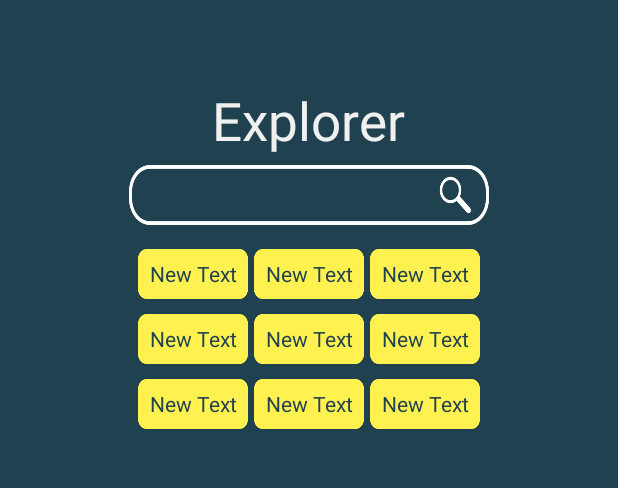
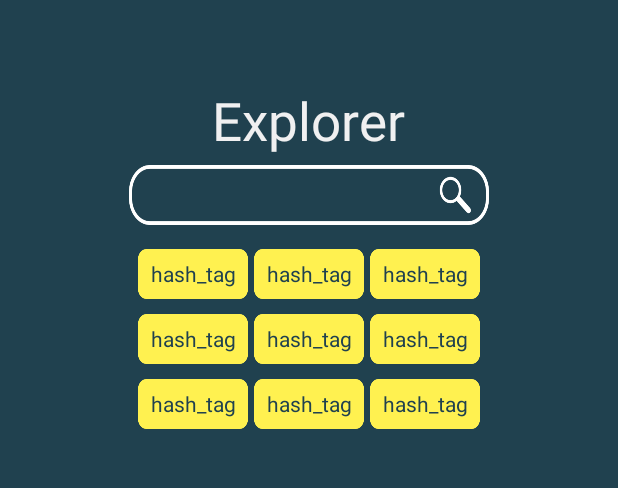
Before and after one commit to avihay123/Veez, an Android app: the ExplorerActivity screen opened directly, with no data from a screen before it, on a phone screen of 412 x 824 dp, the part 154-642 px from its top. Run offline under Robolectric (Android 15) with nearby library versions, the phone set to English and light mode, and no system bars.

Commit message:
commit - update strings.xml

```diff
--- a/app/src/main/res/layout-land/activity_explorer.xml
+++ b/app/src/main/res/layout-land/activity_explorer.xml
@@ -67,7 +67,7 @@
                 android:layout_height="wrap_content"
                 android:textSize="30sp"
                 android:textColor="#f0f0f1"
-                android:text="Explorer"/>
+                android:text="@string/explorer"/>
 
             <EditText
                 android:layout_width="240dp"
@@ -86,7 +86,7 @@
                 <TextView
                     android:layout_width="73dp"
                     android:layout_height="33dp"
-                    android:text="New Text"
+                    android:text="@string/hash_tag"
                     android:textColor="#20414f"
                     android:gravity="center"
                     android:background="@drawable/hashtag"
@@ -97,7 +97,7 @@
                 <TextView
                     android:layout_width="73dp"
                     android:layout_height="33dp"
-                    android:text="New Text"
+                    android:text="@string/hash_tag"
                     android:textColor="#20414f"
                     android:gravity="center"
                     android:background="@drawable/hashtag"
@@ -108,7 +108,7 @@
                 <TextView
                     android:layout_width="73dp"
                     android:layout_height="33dp"
-                    android:text="New Text"
+                    android:text="@string/hash_tag"
                     android:textColor="#20414f"
                     android:gravity="center"
                     android:background="@drawable/hashtag"
@@ -127,7 +127,7 @@
                 <TextView
                     android:layout_width="73dp"
                     android:layout_height="33dp"
-                    android:text="New Text"
+                    android:text="@string/hash_tag"
                     android:textColor="#20414f"
                     android:gravity="center"
                     android:background="@drawable/hashtag"
@@ -138,7 +138,7 @@
                 <TextView
                     android:layout_width="73dp"
                     android:layout_height="33dp"
-                    android:text="New Text"
+                    android:text="@string/hash_tag"
                     android:textColor="#20414f"
                     android:gravity="center"
                     android:background="@drawable/hashtag"
@@ -149,7 +149,7 @@
                 <TextView
                     android:layout_width="73dp"
                     android:layout_height="33dp"
-                    android:text="New Text"
+                    android:text="@string/hash_tag"
                     android:textColor="#20414f"
                     android:gravity="center"
                     android:background="@drawable/hashtag"
@@ -169,7 +169,7 @@
                 <TextView
                     android:layout_width="73dp"
                     android:layout_height="33dp"
-                    android:text="New Text"
+                    android:text="@string/hash_tag"
                     android:textColor="#20414f"
                     android:gravity="center"
                     android:background="@drawable/hashtag"
@@ -180,7 +180,7 @@
                 <TextView
                     android:layout_width="73dp"
                     android:layout_height="33dp"
-                    android:text="New Text"
+                    android:text="@string/hash_tag"
                     android:textColor="#20414f"
                     android:gravity="center"
                     android:background="@drawable/hashtag"
@@ -191,7 +191,7 @@
                 <TextView
                     android:layout_width="73dp"
                     android:layout_height="33dp"
-                    android:text="New Text"
+                    android:text="@string/hash_tag"
                     android:textColor="#20414f"
                     android:gravity="center"
                     android:background="@drawable/hashtag"
--- a/app/src/main/res/layout-land/list_view_element.xml
+++ b/app/src/main/res/layout-land/list_view_element.xml
@@ -15,7 +15,7 @@
         android:fontFamily="Myriad Hebrew"
         android:textColor="#1c3547"
         android:textSize="30sp"
-        android:text=" item name"
+        android:text="@string/item_name"
         android:layout_marginLeft="10dp"
         android:layout_marginRight="10dp"
         android:layout_marginTop="10dp"
--- a/app/src/main/res/layout-land/list_view_explorer.xml
+++ b/app/src/main/res/layout-land/list_view_explorer.xml
@@ -3,7 +3,7 @@
     android:orientation="horizontal"
     android:layout_width="match_parent"
     android:layout_height="wrap_content"
-    android:background="@drawable/line">
+    android:background="@drawable/line_small">
 
     <TextView
         android:layout_width="wrap_content"
@@ -11,7 +11,7 @@
         android:id="@+id/tv_num_likes"
         android:background="@drawable/likes"
         android:layout_weight="0"
-        android:text="0"
+        android:text="@string/zero"
         android:textColor="#ffffff"
         android:textSize="25sp"
         android:layout_gravity="center"
@@ -26,7 +26,7 @@
             android:id="@+id/tv_list_name"
             android:textColor="#272c3b"
             android:textSize="35sp"
-            android:text="List Name"
+            android:text="@string/list_name"
             android:layout_marginLeft="20dp"
             android:layout_gravity="center"
             android:gravity="center"/>
--- a/app/src/main/res/layout/activity_explorer.xml
+++ b/app/src/main/res/layout/activity_explorer.xml
@@ -68,7 +68,7 @@
             android:textSize="35sp"
             android:textColor="#f0f0f1"
             android:layout_marginTop="5dp"
-            android:text="Explorer"/>
+            android:text="@string/explorer"/>
 
         <EditText
             android:layout_width="240dp"
@@ -89,7 +89,7 @@
             <TextView
                 android:layout_width="73dp"
                 android:layout_height="33dp"
-                android:text="New Text"
+                android:text="@string/hash_tag"
                 android:textColor="#20414f"
                 android:gravity="center"
                 android:background="@drawable/hashtag"
@@ -100,7 +100,7 @@
             <TextView
                 android:layout_width="73dp"
                 android:layout_height="33dp"
-                android:text="New Text"
+                android:text="@string/hash_tag"
                 android:textColor="#20414f"
                 android:gravity="center"
                 android:background="@drawable/hashtag"
@@ -111,7 +111,7 @@
             <TextView
                 android:layout_width="73dp"
                 android:layout_height="33dp"
-                android:text="New Text"
+                android:text="@string/hash_tag"
                 android:textColor="#20414f"
                 android:gravity="center"
                 android:background="@drawable/hashtag"
@@ -130,7 +130,7 @@
             <TextView
                 android:layout_width="73dp"
                 android:layout_height="33dp"
-                android:text="New Text"
+                android:text="@string/hash_tag"
                 android:textColor="#20414f"
                 android:gravity="center"
                 android:background="@drawable/hashtag"
@@ -141,7 +141,7 @@
             <TextView
                 android:layout_width="73dp"
                 android:layout_height="33dp"
-                android:text="New Text"
+                android:text="@string/hash_tag"
                 android:textColor="#20414f"
                 android:gravity="center"
                 android:background="@drawable/hashtag"
@@ -152,7 +152,7 @@
             <TextView
                 android:layout_width="73dp"
                 android:layout_height="33dp"
-                android:text="New Text"
+                android:text="@string/hash_tag"
                 android:textColor="#20414f"
                 android:gravity="center"
                 android:background="@drawable/hashtag"
@@ -172,7 +172,7 @@
             <TextView
                 android:layout_width="73dp"
                 android:layout_height="33dp"
-                android:text="New Text"
+                android:text="@string/hash_tag"
                 android:textColor="#20414f"
                 android:gravity="center"
                 android:background="@drawable/hashtag"
@@ -183,7 +183,7 @@
             <TextView
                 android:layout_width="73dp"
                 android:layout_height="33dp"
-                android:text="New Text"
+                android:text="@string/hash_tag"
                 android:textColor="#20414f"
                 android:gravity="center"
                 android:background="@drawable/hashtag"
@@ -194,7 +194,7 @@
             <TextView
                 android:layout_width="73dp"
                 android:layout_height="33dp"
-                android:text="New Text"
+                android:text="@string/hash_tag"
                 android:textColor="#20414f"
                 android:gravity="center"
                 android:background="@drawable/hashtag"
@@ -203,7 +203,6 @@
                 android:id="@+id/tv_tag9" />
 
         </TableRow>
-
 
     </LinearLayout>
 
--- a/app/src/main/res/layout/list_view_element.xml
+++ b/app/src/main/res/layout/list_view_element.xml
@@ -14,7 +14,7 @@
         android:layout_gravity="center"
         android:fontFamily="Myriad Hebrew"
         android:textColor="#1c3547"
-        android:text=" item name"
+        android:text="@string/item_name"
         android:textSize="30sp"
         android:layout_marginLeft="10dp"
         android:layout_marginRight="10dp"
--- a/app/src/main/res/layout/list_view_explorer.xml
+++ b/app/src/main/res/layout/list_view_explorer.xml
@@ -3,7 +3,7 @@
     android:orientation="horizontal"
     android:layout_width="match_parent"
     android:layout_height="wrap_content"
-    android:background="@drawable/line">
+    android:background="@drawable/line_small">
 
     <TextView
         android:layout_width="wrap_content"
@@ -11,7 +11,7 @@
         android:id="@+id/tv_num_likes"
         android:background="@drawable/likes"
         android:layout_weight="0"
-        android:text="0"
+        android:text="@string/zero"
         android:textColor="#ffffff"
         android:textSize="25sp"
         android:layout_gravity="center"
@@ -26,7 +26,7 @@
             android:id="@+id/tv_list_name"
             android:textColor="#272c3b"
             android:textSize="35sp"
-            android:text="List Name"
+            android:text="@string/list_name"
             android:layout_marginLeft="20dp"
             android:layout_gravity="center"
             android:gravity="center"/>
```
Also changed, not shown: app/src/main/res/layout-land/activity_create_list.xml (+5 -5 lines), app/src/main/res/layout-land/activity_list.xml (+5 -5 lines), app/src/main/res/layout-land/activity_list_info.xml (+5 -5 lines), app/src/main/res/layout-land/list_view_list.xml (+7 -7 lines), app/src/main/res/layout/activity_create_list.xml (+5 -5 lines), app/src/main/res/layout/activity_list.xml (+5 -5 lines), app/src/main/res/layout/activity_list_info.xml (+5 -5 lines), app/src/main/res/layout/list_view_list.xml (+7 -7 lines), app/src/main/res/menu/menu_login.xml (+8 -3 lines), app/src/main/res/values/strings.xml (+15 -0 lines).
